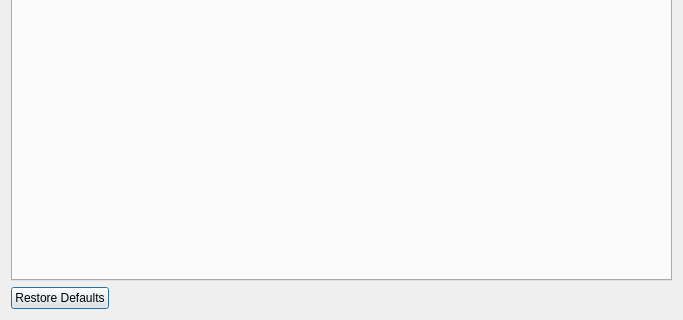
Old version of the form src/dialogs/preferences/PreferencesDialog.ui in the repository rizinorg/cutter; both pictures show x 0 to 683 and y 176 to 496 of the 683 by 496 pixel window.
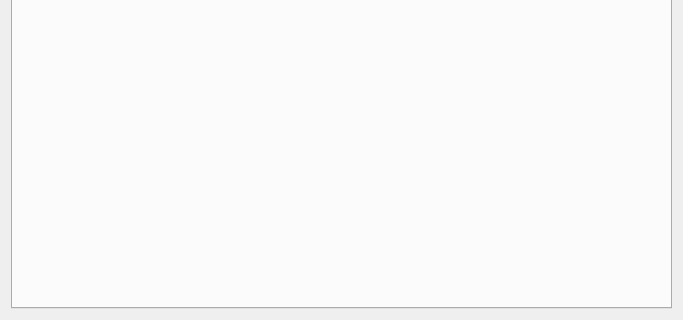
New version of the form.

Diff of the .ui file:
```diff
--- a/src/dialogs/preferences/PreferencesDialog.ui
+++ b/src/dialogs/preferences/PreferencesDialog.ui
@@ -17,16 +17,6 @@
    <item>
     <widget class="QTabWidget" name="tabWidget"/>
    </item>
-   <item>
-    <widget class="QDialogButtonBox" name="buttonBox">
-     <property name="orientation">
-      <enum>Qt::Horizontal</enum>
-     </property>
-     <property name="standardButtons">
-      <set>QDialogButtonBox::RestoreDefaults</set>
-     </property>
-    </widget>
-   </item>
   </layout>
  </widget>
  <resources/>
```
Left out of the diff: 35 changed lines with no effect on the pictures.
